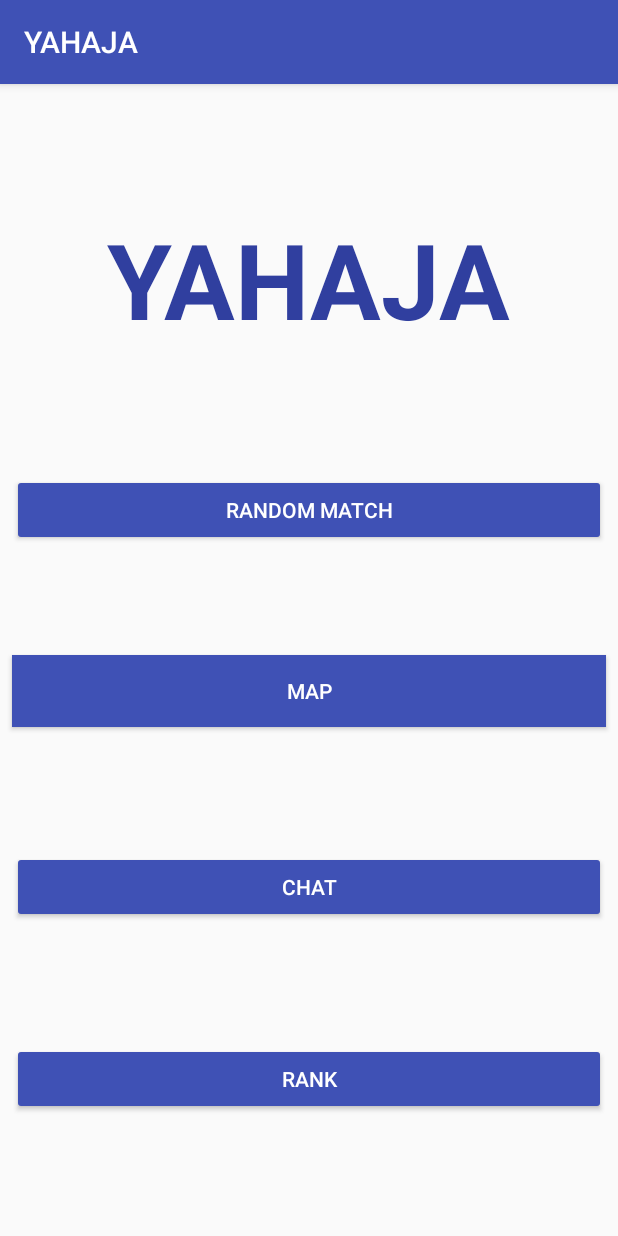
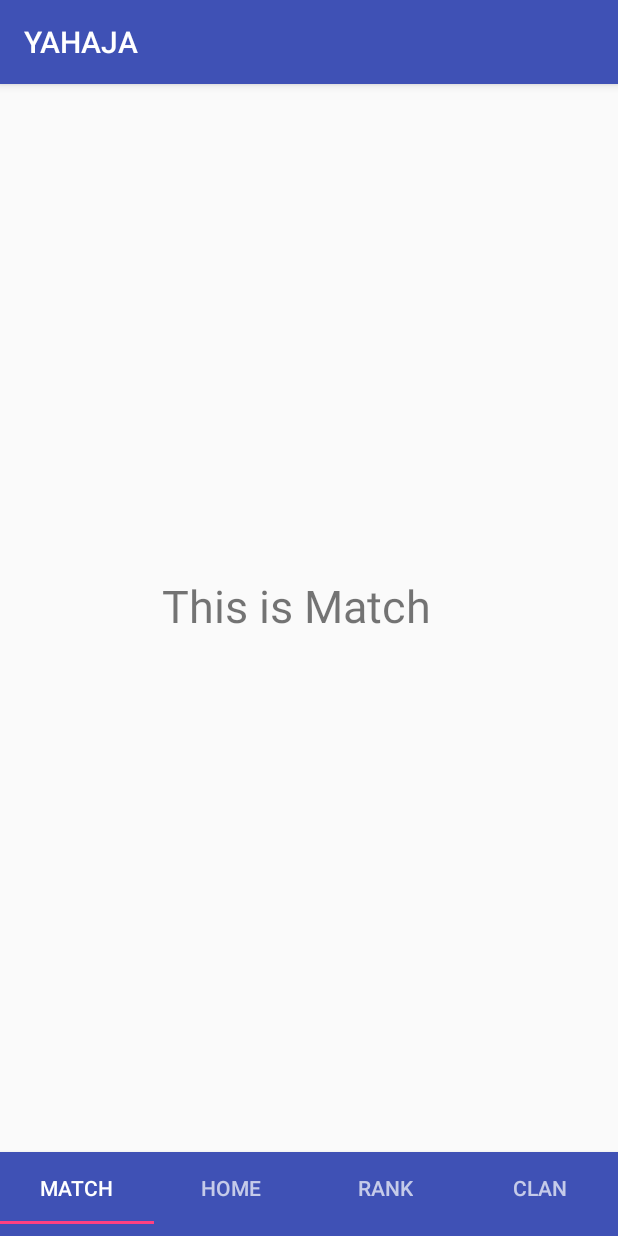
Before and after one commit to nupdoong/YAHAJA, an Android app: the MainActivity screen opened directly, with no data from a screen before it, on a phone screen of 412 x 824 dp. Run offline under Robolectric (Android 15) with nearby library versions, the phone set to English and light mode, and no system bars.

Commit message:
Fragment design updated
check RankTap1 for fragment architecture

```diff
--- a/app/src/main/java/project/capstone/sw/yahaja/BlankFragment.java
+++ b/app/src/main/java/project/capstone/sw/yahaja/BlankFragment.java
@@ -11,6 +11,6 @@ public class BlankFragment extends Fragment {
 
   @Override
   public View onCreateView(LayoutInflater inflater, ViewGroup container, Bundle savedInstanceState){
-    return inflater.inflate(R.layout.activity_rank_near, container, false);
+    return inflater.inflate(R.layout.fragment_blank, container, false);
   }
 }
--- /dev/null
+++ b/app/src/main/java/project/capstone/sw/yahaja/ClanTap.java
@@ -0,0 +1,20 @@
+package project.capstone.sw.yahaja;
+
+import android.os.Bundle;
+import android.support.v4.app.Fragment;
+import android.view.LayoutInflater;
+import android.view.View;
+import android.view.ViewGroup;
+
+public class ClanTap extends Fragment {
+    public ClanTap(){}
+
+    @Override
+    public View onCreateView(LayoutInflater inflater, ViewGroup container, Bundle savedInstanceState){
+        View view = inflater.inflate(R.layout.fragment_clan, container, false);
+
+        return view;
+    }
+
+
+}
--- /dev/null
+++ b/app/src/main/java/project/capstone/sw/yahaja/HomeTap.java
@@ -0,0 +1,20 @@
+package project.capstone.sw.yahaja;
+
+import android.os.Bundle;
+import android.support.v4.app.Fragment;
+import android.view.LayoutInflater;
+import android.view.View;
+import android.view.ViewGroup;
+
+public class HomeTap extends Fragment {
+    public HomeTap(){}
+
+    @Override
+    public View onCreateView(LayoutInflater inflater, ViewGroup container, Bundle savedInstanceState){
+        View view = inflater.inflate(R.layout.fragment_home, container, false);
+
+        return view;
+    }
+
+
+}
--- a/app/src/main/java/project/capstone/sw/yahaja/MainActivity.java
+++ b/app/src/main/java/project/capstone/sw/yahaja/MainActivity.java
@@ -2,6 +2,8 @@ package project.capstone.sw.yahaja;
 
 import android.content.Intent;
 import android.os.AsyncTask;
+import android.support.design.widget.TabLayout;
+import android.support.v4.view.ViewPager;
 import android.support.v7.app.AppCompatActivity;
 import android.os.Bundle;
 import android.util.Log;
@@ -19,45 +21,51 @@ import java.net.MalformedURLException;
 import java.net.URL;
 
 public class MainActivity extends AppCompatActivity {
-
+    private TabLayout tabLayout;
+    private ViewPager viewPager;
+    private android.support.v4.app.Fragment fragment;
+    private android.support.v4.app.FragmentManager fragmentManager;
 
     @Override
-    protected void onCreate(Bundle savedInstanceState) {
+    protected void onCreate(Bundle savedInstanceState){
         super.onCreate(savedInstanceState);
         setContentView(R.layout.activity_main);
 
-    }
+        fragmentManager = getSupportFragmentManager();
 
+        tabLayout = findViewById(R.id.tabLayoutMain);
+        viewPager = findViewById(R.id.viewPagerMain);
+        FragmentAdapter adapter = new FragmentAdapter(fragmentManager);
 
-    public void start_random_match_activity(View v) {
-        Intent intent = new Intent(MainActivity.this, RandomMatchActivity.class);
-        startActivity(intent);
-    }
+        adapter.addFragment(new MatchTap(), "MATCH", false);
+        adapter.addFragment(new HomeTap(), "HOME", false);
+        adapter.addFragment(new RankTap1(), "RANK", false);
+        adapter.addFragment(new ClanTap(), "CLAN", false);
 
-    public void start_map_activity(View v) {
-        Intent intent = new Intent(MainActivity.this, MapActivity.class);
-        startActivity(intent);
+        viewPager.setAdapter(adapter);
+
+        tabLayout.setTabMode(TabLayout.MODE_FIXED);
+        tabLayout.setTabGravity(TabLayout.GRAVITY_FILL);
+
+        tabLayout.setupWithViewPager(viewPager);
+
+// Set TabSelectedListener
+        tabLayout.addOnTabSelectedListener(new TabLayout.OnTabSelectedListener() {
+            @Override
+            public void onTabSelected(TabLayout.Tab tab) {
+                viewPager.setCurrentItem(tab.getPosition());
 
             }
 
             @Override
-    public void onBackPressed() {
-        //super.onBackPressed();
-    }
-
-    public void start_chat_activity(View v) {
-
-     Intent intent = new Intent(MainActivity.this, ChatActivity.class);
-     startActivity(intent);
-
+            public void onTabUnselected(TabLayout.Tab tab) {
 
             }
 
-    public void start_rank_activity(View v) {
-        Intent intent = new Intent(MainActivity.this, RankTapActivity.class);
-        startActivity(intent);
+            @Override
+            public void onTabReselected(TabLayout.Tab tab) {
 
             }
-
-
+        });
     }
+}
--- a/app/src/main/java/project/capstone/sw/yahaja/MapActivity.java
+++ b/app/src/main/java/project/capstone/sw/yahaja/MapActivity.java
@@ -180,7 +180,7 @@ public class MapActivity extends AppCompatActivity
                 location_longitude = mCurrentLocatiion.getLongitude();
                 location_latitude = mCurrentLocatiion.getLatitude();
 
-                new JSONTask_push_location().execute("http://18.220.15.129:3000/push_location");
+                new JSONTask_push_location().execute("http://13.59.95.38:3000/push_location");
 
 
             }
@@ -687,7 +687,7 @@ public class MapActivity extends AppCompatActivity
         ArrayList<LocationData> items = new ArrayList<LocationData>();
         //openDatabase();
 
-        String API_url = "http://18.220.15.129:3000/get_location";
+        String API_url = "http://13.59.95.38:3000/get_location";
         RequestHttp requestHttp = new RequestHttp();
         String response = requestHttp.requestGet(API_url);
 
--- /dev/null
+++ b/app/src/main/java/project/capstone/sw/yahaja/MatchTap.java
@@ -0,0 +1,20 @@
+package project.capstone.sw.yahaja;
+
+import android.os.Bundle;
+import android.support.v4.app.Fragment;
+import android.view.LayoutInflater;
+import android.view.View;
+import android.view.ViewGroup;
+
+public class MatchTap extends Fragment {
+    public MatchTap(){}
+
+    @Override
+    public View onCreateView(LayoutInflater inflater, ViewGroup container, Bundle savedInstanceState){
+        View view = inflater.inflate(R.layout.fragment_match, container, false);
+
+        return view;
+    }
+
+
+}
--- a/app/src/main/java/project/capstone/sw/yahaja/RankNearActivity.java
+++ b/app/src/main/java/project/capstone/sw/yahaja/RankNearActivity.java
@@ -34,7 +34,7 @@ public class RankNearActivity extends AppCompatActivity {
     String u_id = storedUserSession.getUserSession();
     //openDatabase();
 
-    String API_url = "http://18.220.15.129:3000/get_billiards_rank";
+    String API_url = "http://13.59.95.38:3000/get_billiards_rank";
     RequestHttp requestHttp = new RequestHttp();
     String response = requestHttp.requestGet(API_url);
 
--- a/app/src/main/java/project/capstone/sw/yahaja/RankTap1.java
+++ b/app/src/main/java/project/capstone/sw/yahaja/RankTap1.java
@@ -28,7 +28,7 @@ public class RankTap1 extends Fragment {
 
     RankAdapter adapter = new RankAdapter();
 
-    String API_url = "http://18.220.15.129:3000/get_billiards_rank";
+    String API_url = "http://13.59.95.38:3000/get_billiards_rank";
     RequestHttp requestHttp = new RequestHttp();
     String response = requestHttp.requestGet(API_url);
 
--- a/app/src/main/java/project/capstone/sw/yahaja/Url_Login.java
+++ b/app/src/main/java/project/capstone/sw/yahaja/Url_Login.java
@@ -1,7 +1,7 @@
 package project.capstone.sw.yahaja;
 
 public class Url_Login {
-    private final String url = "http://18.220.15.129:3000/login?";
+    private final String url = "http://13.59.95.38:3000/login?";
 
     private String id;
     private String password;
--- a/app/src/main/java/project/capstone/sw/yahaja/Url_RandomFc.java
+++ b/app/src/main/java/project/capstone/sw/yahaja/Url_RandomFc.java
@@ -12,7 +12,7 @@ public class Url_RandomFc {
         RandomFc(){}
     }
 
-    public final String url = "http://18.220.15.129:3000/random_fc";
+    public final String url = "http://13.59.95.38:3000/random_fc";
 
     Url_RandomFc(){
     }
--- a/app/src/main/java/project/capstone/sw/yahaja/Url_RandomMatch.java
+++ b/app/src/main/java/project/capstone/sw/yahaja/Url_RandomMatch.java
@@ -7,7 +7,7 @@ import org.json.JSONObject;
 import java.util.ArrayList;
 
 public class Url_RandomMatch {
-    public final String url = "http://18.220.15.129:3000/random_match";
+    public final String url = "http://13.59.95.38:3000/random_match";
     private String id;
 
     Url_RandomMatch(String id){
--- a/app/src/main/java/project/capstone/sw/yahaja/Url_RandomPartner.java
+++ b/app/src/main/java/project/capstone/sw/yahaja/Url_RandomPartner.java
@@ -14,7 +14,7 @@ public class Url_RandomPartner {
         }
     }
 
-    public final String url = "http://18.220.15.129:3000/random_partner";
+    public final String url = "http://13.59.95.38:3000/random_partner";
 
     Url_RandomPartner(){
     }
--- a/app/src/main/java/project/capstone/sw/yahaja/Url_SignUp.java
+++ b/app/src/main/java/project/capstone/sw/yahaja/Url_SignUp.java
@@ -1,7 +1,7 @@
 package project.capstone.sw.yahaja;
 
 public class Url_SignUp {
-    public final String url = "http://18.220.15.129:3000/signup?";
+    public final String url = "http://13.59.95.38:3000/signup?";
 
     private String id;
     private String password;
--- a/app/src/main/res/layout/activity_main.xml
+++ b/app/src/main/res/layout/activity_main.xml
@@ -1,93 +1,51 @@
 <?xml version="1.0" encoding="utf-8"?>
-<android.support.constraint.ConstraintLayout xmlns:android="http://schemas.android.com/apk/res/android"
+<android.support.constraint.ConstraintLayout
+    xmlns:android="http://schemas.android.com/apk/res/android"
     xmlns:app="http://schemas.android.com/apk/res-auto"
     xmlns:tools="http://schemas.android.com/tools"
+    android:orientation="vertical"
     android:layout_width="match_parent"
     android:layout_height="match_parent"
     tools:context="project.capstone.sw.yahaja.MainActivity">
 
-    <Button
-        android:id="@+id/button"
-        android:layout_width="0dp"
+    <!--Custom Toolbar-->
+
+    <android.support.design.widget.AppBarLayout
+        android:id="@+id/appBarLayoutMain"
+        android:layout_width="match_parent"
         android:layout_height="wrap_content"
-        android:layout_marginStart="8dp"
-        android:layout_marginEnd="8dp"
-        android:layout_marginBottom="2dp"
-        android:background="@color/colorPrimary"
-        android:onClick="start_map_activity"
-        android:padding="0dp"
-        android:text="Map"
-        android:textColor="@color/common_google_signin_btn_text_dark_default"
-        app:layout_constraintBottom_toTopOf="@+id/button2"
-        app:layout_constraintEnd_toEndOf="parent"
-        app:layout_constraintHorizontal_bias="0.0"
-        app:layout_constraintStart_toStartOf="parent"
-        app:layout_constraintTop_toBottomOf="@+id/button4" />
-
-    <Button
-        android:id="@+id/button2"
-        android:layout_width="0dp"
-        android:layout_height="wrap_content"
-        android:layout_marginStart="8dp"
-        android:layout_marginTop="8dp"
-        android:layout_marginEnd="8dp"
-        android:backgroundTint="@color/colorPrimary"
-        android:onClick="start_chat_activity"
-        android:text="Chat"
-        android:textColor="@color/common_google_signin_btn_text_dark_default"
-        app:layout_constraintBottom_toTopOf="@+id/button3"
-        app:layout_constraintEnd_toEndOf="parent"
-        app:layout_constraintHorizontal_bias="0.0"
-        app:layout_constraintStart_toStartOf="parent"
-        app:layout_constraintTop_toBottomOf="@+id/button" />
-
-    <Button
-        android:id="@+id/button3"
-        android:layout_width="0dp"
-        android:layout_height="wrap_content"
-        android:layout_marginStart="8dp"
-        android:layout_marginTop="8dp"
-        android:layout_marginEnd="8dp"
-        android:layout_marginBottom="8dp"
-        android:backgroundTint="@color/colorPrimary"
-        android:onClick="start_rank_activity"
-        android:text="Rank"
-        android:textColor="@color/common_google_signin_btn_text_dark_default"
         app:layout_constraintBottom_toBottomOf="parent"
         app:layout_constraintEnd_toEndOf="parent"
-        app:layout_constraintHorizontal_bias="0.0"
         app:layout_constraintStart_toStartOf="parent"
-        app:layout_constraintTop_toBottomOf="@+id/button2"
-        app:layout_constraintVertical_bias="1.0" />
+        app:layout_constraintTop_toTopOf="parent"
+        app:layout_constraintVertical_bias="1.0">
 
-    <Button
-        android:id="@+id/button4"
-        android:layout_width="0dp"
-        android:layout_height="wrap_content"
-        android:layout_marginStart="8dp"
-        android:layout_marginTop="260dp"
-        android:layout_marginEnd="8dp"
-        android:backgroundTint="@color/colorPrimary"
-        android:onClick="start_random_match_activity"
-        android:text="Random Match"
-        android:textColor="@color/common_google_signin_btn_text_dark_default"
+        <android.support.design.widget.TabLayout
+            android:id="@+id/tabLayoutMain"
+            android:layout_width="match_parent"
+            android:layout_height="wrap_content"
+            android:background="?attr/colorPrimary"
+            android:minHeight="?attr/actionBarSize"
+            android:theme="@style/ThemeOverlay.AppCompat.Dark.ActionBar"></android.support.design.widget.TabLayout>
+    </android.support.design.widget.AppBarLayout>
+
+    <android.support.v4.view.ViewPager
+        android:id="@+id/viewPagerMain"
+        android:layout_width="match_parent"
+        android:layout_height="match_parent"
+        app:layout_constraintBottom_toBottomOf="@+id/content_main_Main"
         app:layout_constraintEnd_toEndOf="parent"
-        app:layout_constraintHorizontal_bias="1.0"
+        app:layout_constraintStart_toStartOf="@+id/content_main_Main"
+        app:layout_constraintTop_toTopOf="parent"></android.support.v4.view.ViewPager>
+
+    <fragment
+        android:id="@+id/content_main_Main"
+        android:name="project.capstone.sw.yahaja.BlankFragment"
+        android:layout_width="match_parent"
+        android:layout_height="464dp"
+        app:layout_constraintBottom_toTopOf="@+id/appBarLayoutMain"
+        app:layout_constraintEnd_toEndOf="parent"
         app:layout_constraintStart_toStartOf="parent"
         app:layout_constraintTop_toTopOf="parent" />
 
-    <TextView
-        android:id="@+id/textView2"
-        android:layout_width="wrap_content"
-        android:layout_height="wrap_content"
-        android:layout_marginTop="8dp"
-        android:layout_marginBottom="8dp"
-        android:text="YAHAJA"
-        android:textColor="@color/colorPrimaryDark"
-        android:textSize="70sp"
-        android:textStyle="bold"
-        app:layout_constraintBottom_toTopOf="@+id/button4"
-        app:layout_constraintEnd_toEndOf="parent"
-        app:layout_constraintStart_toStartOf="parent"
-        app:layout_constraintTop_toTopOf="parent" />
 </android.support.constraint.ConstraintLayout>
--- a/app/src/main/res/layout/activity_rank.xml
+++ b/app/src/main/res/layout/activity_rank.xml
@@ -5,7 +5,7 @@
     android:layout_width="match_parent"
     android:layout_height="match_parent"
     android:background="@color/colorPrimaryDark"
-    tools:context="project.capstone.sw.yahaja.RankActivity"
+    tools:context="project.capstone.sw.yahaja.RankTapActivity"
     tools:layout_editor_absoluteY="81dp">
 
     <android.support.constraint.ConstraintLayout
--- /dev/null
+++ b/app/src/main/res/layout/fragment_blank.xml
@@ -0,0 +1,6 @@
+<?xml version="1.0" encoding="utf-8"?>
+<android.support.constraint.ConstraintLayout
+    xmlns:android="http://schemas.android.com/apk/res/android" android:layout_width="match_parent"
+    android:layout_height="match_parent">
+
+</android.support.constraint.ConstraintLayout>
--- /dev/null
+++ b/app/src/main/res/layout/fragment_match.xml
@@ -0,0 +1,19 @@
+<?xml version="1.0" encoding="utf-8"?>
+<android.support.constraint.ConstraintLayout
+    xmlns:android="http://schemas.android.com/apk/res/android"
+    xmlns:app="http://schemas.android.com/apk/res-auto"
+    android:layout_width="match_parent"
+    android:layout_height="match_parent">
+
+    <TextView
+        android:id="@+id/textView2"
+        android:layout_width="196dp"
+        android:layout_height="105dp"
+        android:layout_marginBottom="8dp"
+        android:text="This is Match"
+        android:textSize="30sp"
+        app:layout_constraintBottom_toBottomOf="parent"
+        app:layout_constraintEnd_toEndOf="parent"
+        app:layout_constraintStart_toStartOf="parent"
+        app:layout_constraintTop_toTopOf="parent" />
+</android.support.constraint.ConstraintLayout>
```
Also changed, not shown: app/src/main/res/layout/fragment_clan.xml (added, +19 -0 lines), app/src/main/res/layout/fragment_home.xml (added, +23 -0 lines). Lines whose indentation alone changed are shown as unchanged.
